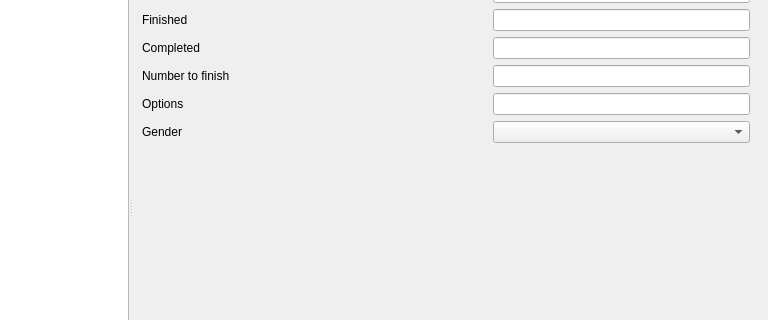
Old version of the form tools/map-checker-qt/ui/ui_window_interface_editor.ui in the repository atrinik/atrinik; both pictures show x 201 to 969 and y 112 to 432 of the 969 by 641 pixel window.
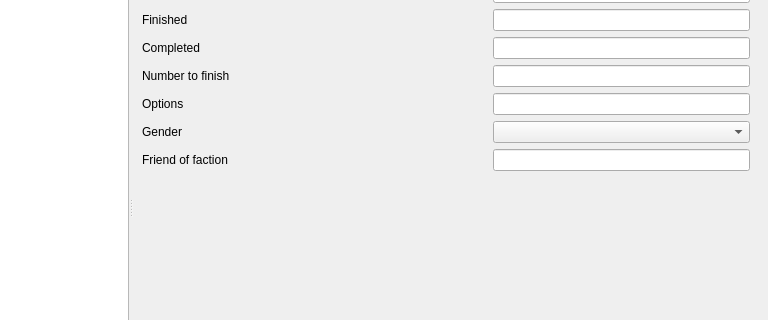
New version of the form. The open tabs and pages were chosen to show the change.

Commit message: Interface editor: add support for faction_friend attributes.

The edit to the form file:
```diff
--- a/tools/map-checker-qt/ui/ui_window_interface_editor.ui
+++ b/tools/map-checker-qt/ui/ui_window_interface_editor.ui
@@ -223,6 +223,16 @@
                 </item>
                </widget>
               </item>
+              <item row="8" column="0">
+               <widget class="QLabel" name="label_61">
+                <property name="text">
+                 <string>Friend of faction</string>
+                </property>
+               </widget>
+              </item>
+              <item row="8" column="2">
+               <widget class="QLineEdit" name="interface_element_ncheck_faction_friend"/>
+              </item>
              </layout>
             </item>
             <item>
```
Left out of the diff: 47 changed lines with no effect on the pictures. The commit also changes 2 other files.
